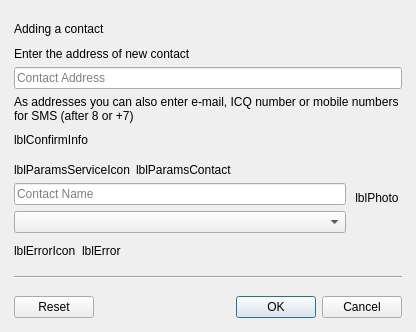
Above: src/plugins/rosterchanger/addcontactdialog.ui from silvansky/Contacts before the change. Below: the same form after it.
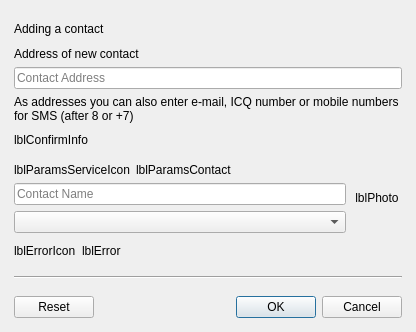
That is the form after the change.

Commit message: Поправлены сообщения в диалоге добавления контакта, убрана кнопка "Назад" на странице ввода адреса.

What changed in the file:
```diff
--- a/src/plugins/rosterchanger/addcontactdialog.ui
+++ b/src/plugins/rosterchanger/addcontactdialog.ui
@@ -54,7 +54,7 @@
       <item>
        <widget class="QLabel" name="lblAddressInfo">
         <property name="text">
-         <string>Enter the address of new contact</string>
+         <string>Address of new contact</string>
         </property>
         <property name="wordWrap">
          <bool>true</bool>
```
The commit also changes 3 other files.
